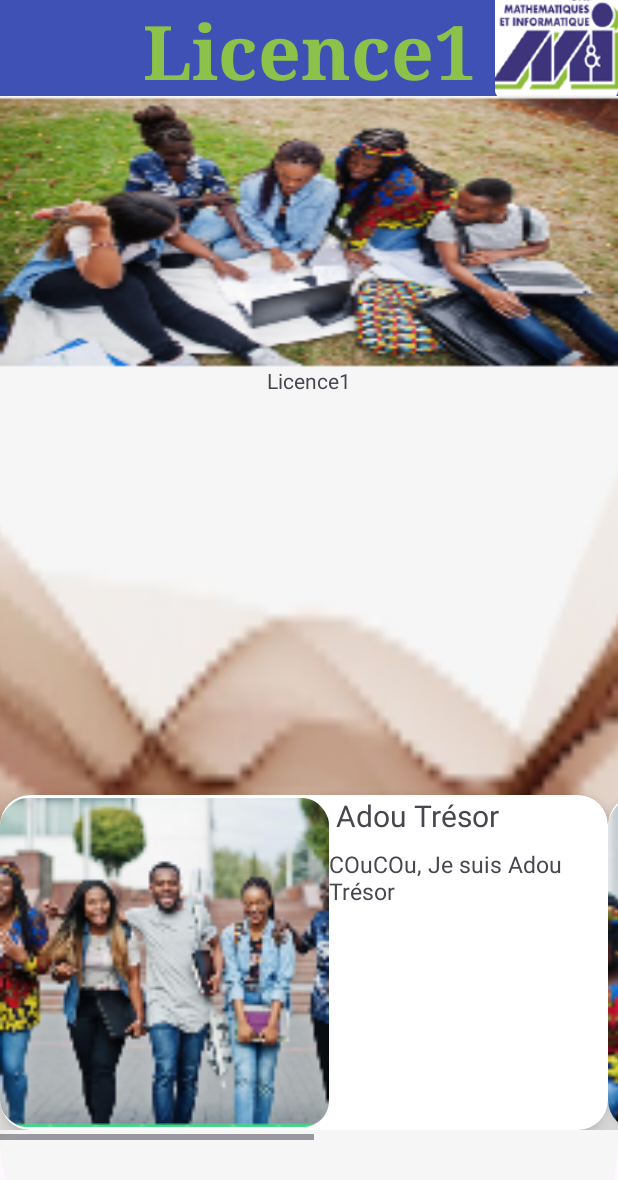
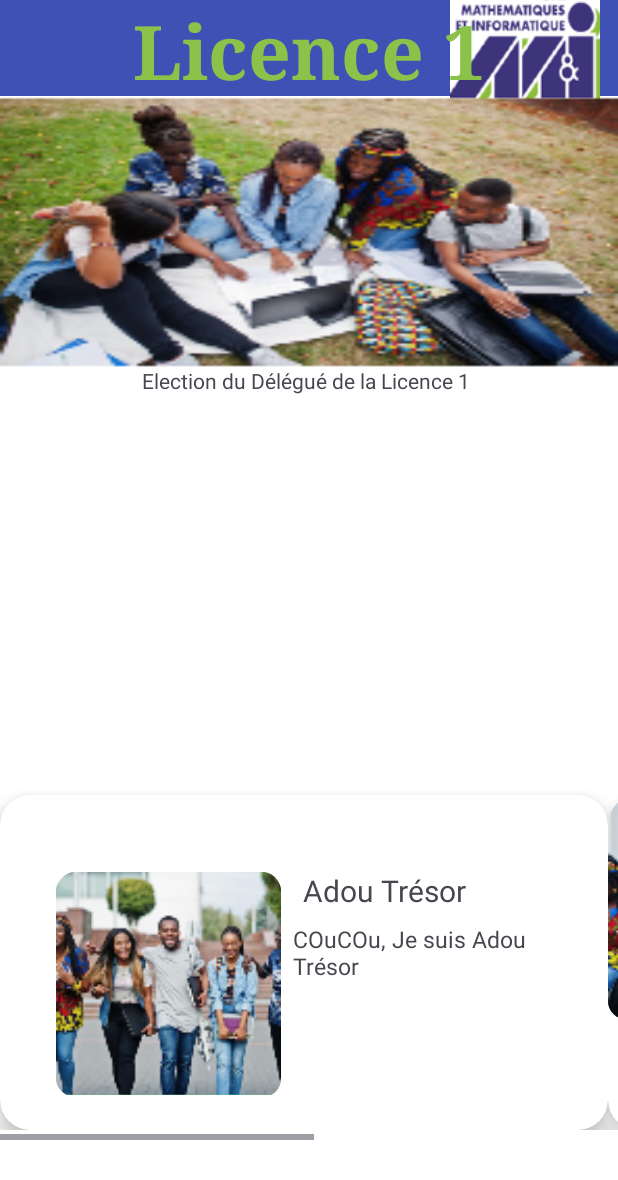
Before and after one commit to tcotidiane33/votingApp, an Android app: the troisieme_activite screen opened directly, with no data from a screen before it, on a phone screen of 412 x 824 dp. Shown: the top 1180 px of the screen. Run offline under Robolectric (Android 15) with nearby library versions, the phone set to English and light mode, and no system bars; our stand-ins replace navigation-ui.

Commit message:
Licence 1 is OKay

```diff
--- a/app/src/main/res/layout/activity_troisieme_activite.xml
+++ b/app/src/main/res/layout/activity_troisieme_activite.xml
@@ -4,7 +4,7 @@
     xmlns:tools="http://schemas.android.com/tools"
     android:layout_width="match_parent"
     android:layout_height="match_parent"
-    android:background="@mipmap/univ2"
+    android:background="#FFFFFF"
     android:fitsSystemWindows="true"
     tools:context=".deuxieme_activite">
 
@@ -22,9 +22,9 @@
     </com.google.android.material.appbar.AppBarLayout>
 
     <ImageView
-        android:layout_width="90dp"
-        android:layout_height="90dp"
-        android:layout_marginLeft="330dp"
+        android:layout_width="100dp"
+        android:layout_height="100dp"
+        android:layout_marginLeft="300dp"
         android:layout_marginTop="-19dp"
         android:background="#00D5D5D5"
         android:src="@mipmap/logo_ufr_round" />
@@ -39,7 +39,7 @@
             android:layout_width="match_parent"
             android:layout_height="wrap_content"
             android:gravity="center"
-            android:text="Licence1"
+            android:text="Licence 1"
             android:textColor="#8BC34A"
             android:textSize="50dp"
             android:textStyle="bold"
@@ -72,25 +72,25 @@
             android:id="@+id/niveau_second"
             android:layout_width="wrap_content"
             android:layout_height="wrap_content"
-            android:layout_weight="1"
-            android:text="Licence1" />
+            android:layout_weight="20"
+            android:text="Election du Délégué de la Licence 1 " />
 
         <TextView
             android:id="@+id/but_niveau"
             android:layout_width="wrap_content"
             android:layout_height="wrap_content"
-            android:layout_weight="1"
-            android:text="TextView" />
+            android:layout_weight="15"
+            android:text="créer un environnement routier plus sûr et plus efficient." />
     </LinearLayout>
 
     <HorizontalScrollView
-        android:layout_width="match_parent"
+        android:layout_width="wrap_content"
         android:layout_height="250dp"
-        android:layout_marginTop="510dp"
-        >
+        android:layout_marginTop="510dp">
+
 
         <LinearLayout
-            android:layout_width="match_parent"
+            android:layout_width="400dp"
             android:layout_height="wrap_content"
             android:orientation="horizontal">
 
@@ -119,35 +119,42 @@
                         android:outAnimation="@android:anim/slide_out_right">
 
                         <LinearLayout
-                            android:layout_width="match_parent"
-                            android:layout_height="250dp"
+                            android:layout_width="350dp"
+                            android:layout_height="150dp"
                             android:orientation="horizontal"
+                            android:layout_gravity="center"
                             >
+
                             <ImageView
                                 android:id="@+id/image_candidat"
-                                android:layout_width="219dp"
-                                android:layout_height="250dp"
-                                android:src="@mipmap/image0"
-                                android:layout_marginTop="-13dp"
-                               />
+                                android:layout_width="150dp"
+                                android:layout_height="150dp"
+                                android:layout_marginLeft="10dp"
+                                android:layout_marginTop="1dp"
+                                android:src="@mipmap/image0" />
 
                             <LinearLayout
-                                android:layout_width="match_parent"
+                                android:layout_width="180dp"
                                 android:layout_height="wrap_content"
                                 android:orientation="vertical">
 
                                 <TextView
                                     android:id="@+id/presentation_candidat"
-                                    android:layout_width="match_parent"
+                                    android:layout_width="180dp"
+                                    android:layout_marginLeft="10dp"
                                     android:layout_height="match_parent"
                                     android:text=" Adou Trésor"
-                                    android:textSize="20dp"></TextView>
+                                    android:textSize="20dp">
+
+                                </TextView>
 
                                 <TextView
                                     android:id="@+id/discour_candidat"
-                                    android:layout_width="match_parent"
+                                    android:layout_width="170dp"
                                     android:layout_height="match_parent"
                                     android:layout_marginTop="08dp"
+                                    android:layout_marginLeft="8dp"
+                                    android:layout_marginRight="8dp"
                                     android:text="COuCOu, Je suis Adou Trésor"
                                     android:textSize="15dp">
 
@@ -155,26 +162,34 @@
                             </LinearLayout>
                         </LinearLayout>
 
-                            <LinearLayout
-                                android:layout_width="match_parent"
-                                android:layout_height="250dp"
-                                android:orientation="horizontal">
+                        <LinearLayout
+                            android:layout_width="260dp"
+                            android:layout_height="150dp"
+                            android:layout_marginLeft="10dp"
+                            android:orientation="horizontal"
+                            android:layout_gravity="center"
+                            >
 
                                 <ImageView
                                     android:id="@+id/image_candidat1"
-                                    android:layout_width="250dp"
-                                    android:layout_height="250dp"
+                                    android:layout_width="150dp"
+                                    android:layout_height="150dp"
                                     android:background="#00D5D5D5"
                                     android:src="@mipmap/image2_foreground" />
-                                <LinearLayout
-                                    android:layout_width="match_parent"
-                                    android:layout_height="wrap_content"
-                                    android:orientation="vertical">
+                            <LinearLayout
+                                android:layout_width="match_parent"
+                                android:layout_height="150dp"
+                                android:layout_marginLeft="10dp"
+                                android:orientation="horizontal"
+                                android:layout_gravity="center"
+                                >
 
                                 <TextView
                                     android:id="@+id/presentation_candidat1"
-                                    android:layout_width="match_parent"
+                                    android:layout_width="260dp"
                                     android:layout_height="match_parent"
+                                    android:layout_marginLeft="8dp"
+                                    android:layout_marginRight="8dp"
                                     android:text="Hola!, Je suis Aimé Trésor Adou"
                                     android:textSize="20dp">
 
@@ -182,8 +197,10 @@
 
                                 <TextView
                                     android:id="@+id/discour_candidat1"
-                                    android:layout_width="match_parent"
+                                    android:layout_width="wrap_content"
                                     android:layout_height="match_parent"
+                                    android:layout_marginLeft="8dp"
+                                    android:layout_marginRight="8dp"
                                     android:layout_marginTop="08dp"
                                     android:text="COuCOu, Je suis Adou Trésor"
                                     android:textSize="15dp">
@@ -223,34 +240,38 @@
 
                         <LinearLayout
                             android:layout_width="match_parent"
-                            android:layout_height="250dp"
+                            android:layout_height="150dp"
                             android:orientation="horizontal"
                             >
 
 
                             <ImageView
                                 android:id="@+id/deuxieme_image_candidat"
-                                android:layout_width="250dp"
-                                android:layout_height="250dp"
+                                android:layout_width="150dp"
+                                android:layout_height="150dp"
                                 android:background="#00D5D5D5"
                                 android:src="@mipmap/image1" />
 
                             <LinearLayout
                                 android:layout_width="match_parent"
-                                android:layout_height="wrap_content"
+                                android:layout_height="180dp"
                                 android:orientation="vertical">
 
                                 <TextView
                                     android:id="@+id/deuxieme_presentation_candidat"
-                                    android:layout_width="match_parent"
+                                    android:layout_width="wrap_content"
                                     android:layout_height="match_parent"
                                     android:text="AKwaBa, Je suis Kouadio Adou"
-                                    android:textSize="20dp"></TextView>
+                                    android:textSize="20dp">
+
+                                </TextView>
 
                                 <TextView
                                     android:id="@+id/deuxieme_discour_candidat"
-                                    android:layout_width="match_parent"
+                                    android:layout_width="wrap_content"
                                     android:layout_height="match_parent"
+                                    android:layout_marginLeft="8dp"
+                                    android:layout_marginRight="8dp"
                                     android:layout_marginTop="08dp"
                                     android:text="Mon équipe dynamique et professionnelle"
                                     android:textSize="15dp">
@@ -262,6 +283,8 @@
                         <LinearLayout
                             android:layout_width="match_parent"
                             android:layout_height="wrap_content"
+                            android:layout_marginLeft="8dp"
+                            android:layout_marginRight="8dp"
                             android:orientation="horizontal">
 
                             <LinearLayout
@@ -271,14 +294,18 @@
 
                                 <ImageView
                                     android:id="@+id/deuxieme_image_candidat1"
-                                    android:layout_width="250dp"
-                                    android:layout_height="250dp"
+                                    android:layout_width="150dp"
+                                    android:layout_height="150dp"
+                                    android:layout_marginLeft="8dp"
+                                    android:layout_marginRight="8dp"
                                     android:background="#00D5D5D5"
                                     android:src="@mipmap/image1" />
 
                                 <TextView
                                     android:id="@+id/deuxieme_presentation_candidat1"
-                                    android:layout_width="match_parent"
+                                    android:layout_width="wrap_content"
+                                    android:layout_marginLeft="8dp"
+                                    android:layout_marginRight="8dp"
                                     android:layout_height="match_parent"
                                     android:text="Ayo!, Je suis DiGbeu Isidor."
                                     android:textSize="20dp">
@@ -287,8 +314,10 @@
 
                                 <TextView
                                     android:id="@+id/deuxieme_discour_candidat1"
-                                    android:layout_width="match_parent"
+                                    android:layout_width="wrap_content"
                                     android:layout_height="match_parent"
+                                    android:layout_marginLeft="8dp"
+                                    android:layout_marginRight="8dp"
                                     android:layout_marginTop="08dp"
                                     android:text="Voici, ce que je compte faire pour vous."
                                     android:textSize="15dp">
```
Also changed, not shown: app/src/main/res/layout/activity_activite_licence2.xml (+10 -6 lines), app/src/main/res/layout/activity_description_candidat.xml (+22 -17 lines), app/src/main/res/layout/activity_inscription_app.xml (+5 -4 lines).
